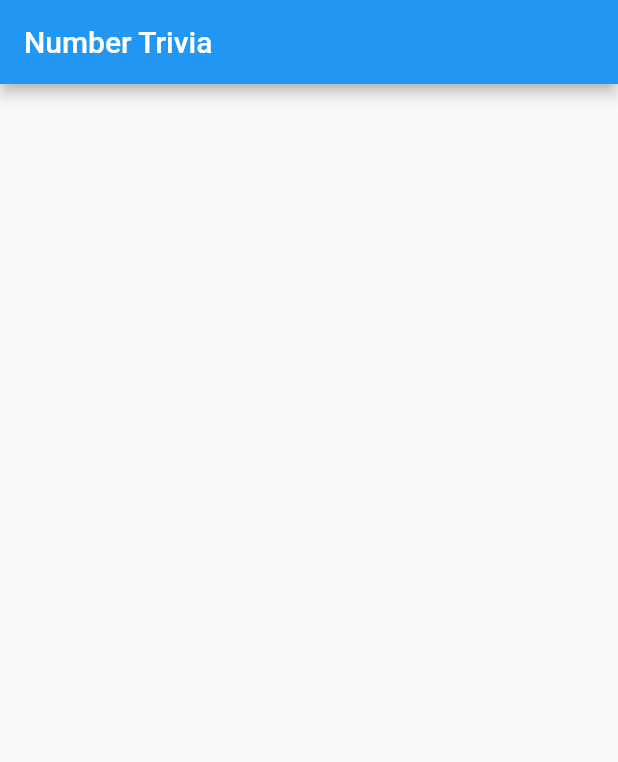
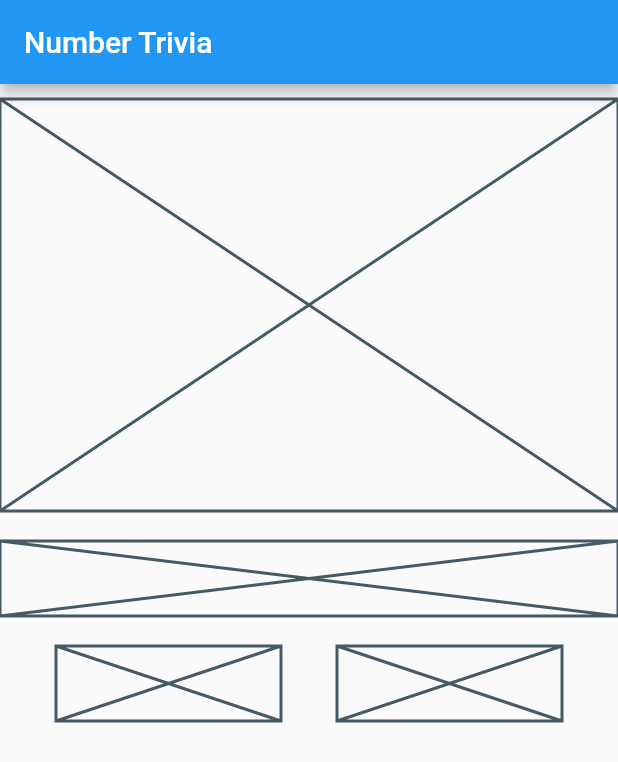
Before and after one commit to jemcmullin/flutter_learn_architecture, a Flutter app: the screen it shows after launch, on a phone screen of 412 x 824 dp. Shown: the top 762 px of the screen. Run offline on Flutter 3.47's test engine with Material 2 defaults, Android fonts, the light colour scheme and no system bars; our stand-ins replace bloc, dartz, equatable, flutter_bloc, get_it, internet_connection_checker and 1 more.

Commit message:
layout interface with placeholders

```diff
--- a/lib/features/number_trivia/presentation/pages/number_trivia_page.dart
+++ b/lib/features/number_trivia/presentation/pages/number_trivia_page.dart
@@ -1,4 +1,8 @@
 import 'package:flutter/material.dart';
+import 'package:flutter_bloc/flutter_bloc.dart';
+import 'package:flutter_learn_architecture/features/number_trivia/presentation/bloc/number_trivia_bloc.dart';
+
+import '../../../../injection_container.dart';
 
 class NumberTriviaPage extends StatelessWidget {
   const NumberTriviaPage({Key? key}) : super(key: key);
@@ -9,6 +13,51 @@ class NumberTriviaPage extends StatelessWidget {
       appBar: AppBar(
         title: const Text('Number Trivia'),
       ),
+      body: BlocProvider<NumberTriviaBloc>(
+        create: (context) => getIt<NumberTriviaBloc>(),
+        child: Column(
+          children: [
+            const SizedBox(
+              height: 10,
+            ),
+            //Text Display
+            Container(
+              height: MediaQuery.of(context).size.height / 3,
+              child: Placeholder(),
+            ),
+            const SizedBox(
+              height: 20,
+            ),
+            //User Input
+            Column(
+              children: [
+                //InputBox
+                Placeholder(
+                  fallbackHeight: 50,
+                ),
+                const SizedBox(
+                  height: 20,
+                ),
+                Row(
+                  mainAxisAlignment: MainAxisAlignment.spaceEvenly,
+                  children: [
+                    //Button for concrete
+                    Placeholder(
+                      fallbackHeight: 50,
+                      fallbackWidth: 150,
+                    ),
+                    //Button for random
+                    Placeholder(
+                      fallbackHeight: 50,
+                      fallbackWidth: 150,
+                    ),
+                  ],
+                )
+              ],
+            )
+          ],
+        ),
+      ),
     );
   }
 }
--- a/lib/main.dart
+++ b/lib/main.dart
@@ -18,6 +18,7 @@ class MyApp extends StatelessWidget {
       title: 'Number Trivia',
       theme: ThemeData(
         primarySwatch: Colors.blue,
+        colorScheme: ColorScheme.fromSwatch(accentColor: Colors.yellow),
       ),
       home: const NumberTriviaPage(),
     );
```
Also changed, not shown: 3 other files.
